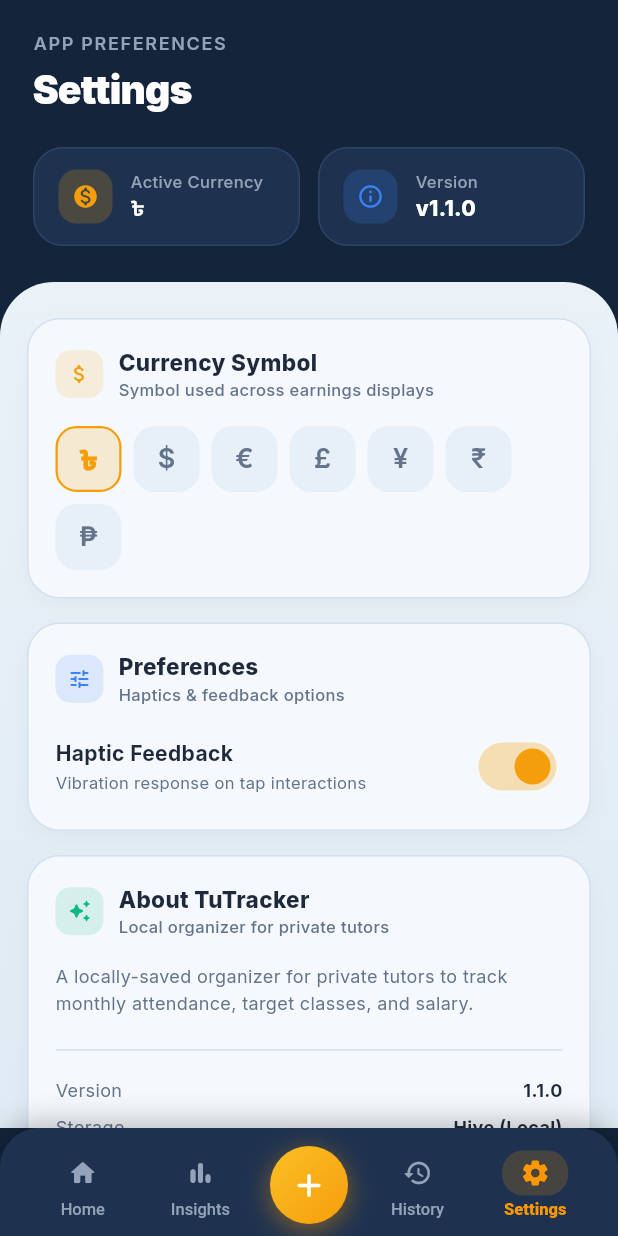
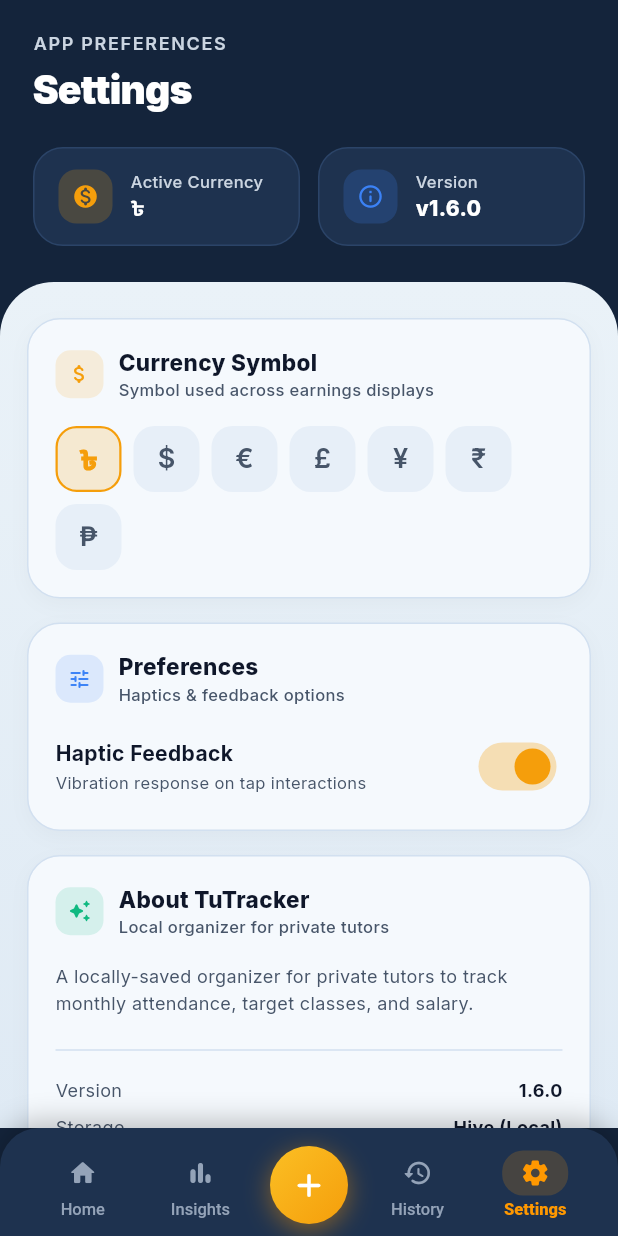
Before and after one commit to Knecrow/Tutracker, a Flutter app: the SettingsScreen screen opened by its route, on a phone screen of 412 x 824 dp. Run offline on Flutter 3.47's test engine with Material 3 defaults, Android fonts, the phone set to English and light mode, and no system bars; our stand-ins replace fl_chart, flutter_riverpod, go_router, google_fonts, hive, hive_flutter; accounts and stored records are empty.

Commit message:
fix: settings version string, card text overflow & enhance text readability contrast

```diff
--- a/lib/core/theme/color_tokens.dart
+++ b/lib/core/theme/color_tokens.dart
@@ -9,15 +9,15 @@
   static const Color headerSurface    = Color(0xFF1E324F); // Steel Card Surface
   static const Color headerBorder     = Color(0xFF2B4468); // Soft Steel Border
   static const Color headerTextPrimary= Color(0xFFFFFFFF); // Pure White Header Text
-  static const Color headerTextSecondary = Color(0xFF94A3B8); // Slate Header Text
+  static const Color headerTextSecondary = Color(0xFFCBD5E1); // Slate Header Text (High Contrast)
 
   // ── Curved Icy Sheet Section (Bottom Main Area) ────────────────────────────
   static const Color sheetBackgroundStart = Color(0xFFEAF2F8); // Icy Blue Gradient Top
   static const Color sheetBackgroundEnd   = Color(0xFFD8E5F2); // Icy Blue Gradient Bottom
   static const Color sheetSurface         = Color(0xFFF5F9FD); // Clean List Card Surface
   static const Color sheetBorder          = Color(0xFFD2E0F0); // Delicate Sheet Border
-  static const Color sheetTextPrimary     = Color(0xFF1E293B); // Deep Navy Slate Text
-  static const Color sheetTextSecondary   = Color(0xFF64748B); // Muted Slate Text
+  static const Color sheetTextPrimary     = Color(0xFF0F172A); // Deep Slate Navy Primary Text
+  static const Color sheetTextSecondary   = Color(0xFF475569); // Slate-600 High Contrast Secondary Text
 
   // ── Global Standard Surface Colors (Backwards compatibility) ───────────────
   static const Color darkBackground   = Color(0xFF14243B);
--- a/lib/presentation/screens/settings/settings_screen.dart
+++ b/lib/presentation/screens/settings/settings_screen.dart
@@ -71,7 +71,7 @@
                             const SizedBox(width: 12),
                             _HeaderStatChip(
                               label: 'Version',
-                              value: 'v1.1.0',
+                              value: 'v1.6.0',
                               icon: Icons.info_outline_rounded,
                               color: AppColors.darkAccentBlue,
                             ),
@@ -197,7 +197,7 @@
                               const SizedBox(height: 14),
                               const Divider(color: AppColors.sheetBorder),
                               const SizedBox(height: 10),
-                              _InfoRow(label: 'Version', value: '1.1.0'),
+                              _InfoRow(label: 'Version', value: '1.6.0'),
                               const SizedBox(height: 8),
                               _InfoRow(label: 'Storage', value: 'Hive (Local)'),
                               const SizedBox(height: 8),
@@ -297,18 +297,24 @@
               child: Icon(icon, size: 18, color: color),
             ),
             const SizedBox(width: 12),
-            Column(
+            Expanded(
+              child: Column(
                 crossAxisAlignment: CrossAxisAlignment.start,
                 children: [
                   Text(
                     label,
+                    maxLines: 1,
+                    overflow: TextOverflow.ellipsis,
                     style: const TextStyle(fontSize: 11, color: AppColors.headerTextSecondary, fontWeight: FontWeight.w500),
                   ),
                   Text(
                     value,
+                    maxLines: 1,
+                    overflow: TextOverflow.ellipsis,
                     style: const TextStyle(fontSize: 14, fontWeight: FontWeight.w800, color: AppColors.headerTextPrimary),
                   ),
                 ],
+              ),
             ),
           ],
         ),
@@ -363,11 +369,14 @@
                 child: Icon(icon, size: 16, color: iconColor),
               ),
               const SizedBox(width: 10),
-              Column(
+              Expanded(
+                child: Column(
                   crossAxisAlignment: CrossAxisAlignment.start,
                   children: [
                     Text(
                       title,
+                      maxLines: 1,
+                      overflow: TextOverflow.ellipsis,
                       style: const TextStyle(
                         fontSize: 15,
                         fontWeight: FontWeight.w800,
@@ -376,6 +385,8 @@
                     ),
                     Text(
                       subtitle,
+                      maxLines: 1,
+                      overflow: TextOverflow.ellipsis,
                       style: const TextStyle(
                         fontSize: 11,
                         color: AppColors.sheetTextSecondary,
@@ -383,6 +394,7 @@
                       ),
                     ),
                   ],
+                ),
               ),
             ],
           ),
```
Also changed, not shown: lib/presentation/screens/home/home_screen.dart (+13 -2 lines). Lines whose indentation alone changed are shown as unchanged.
